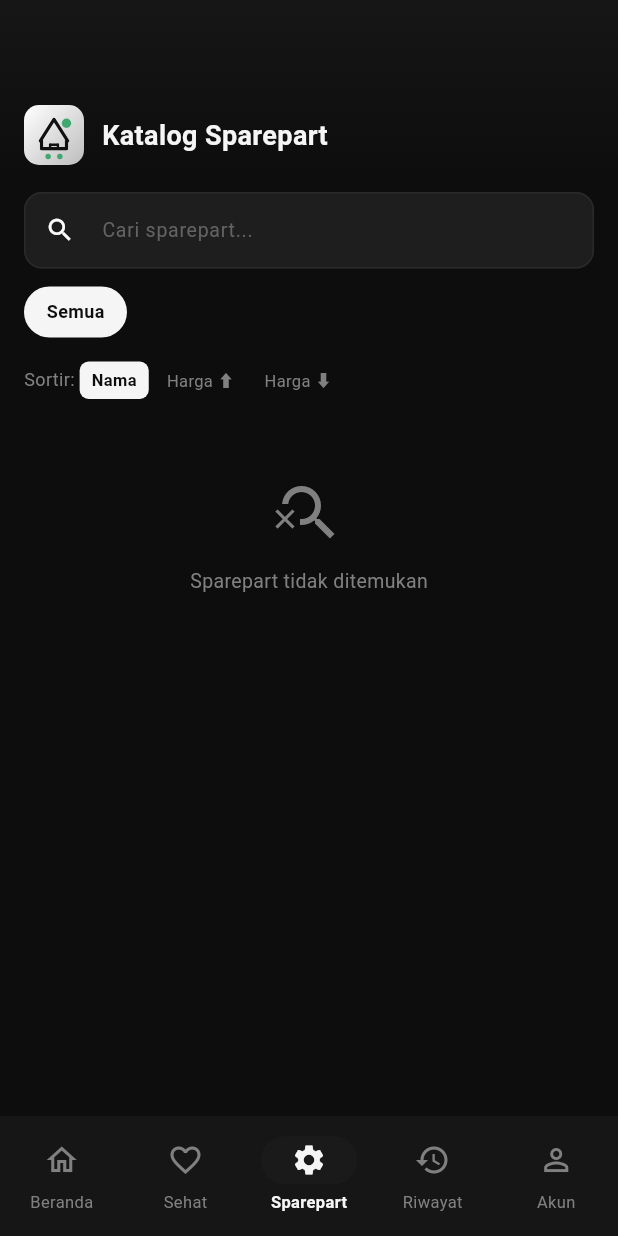
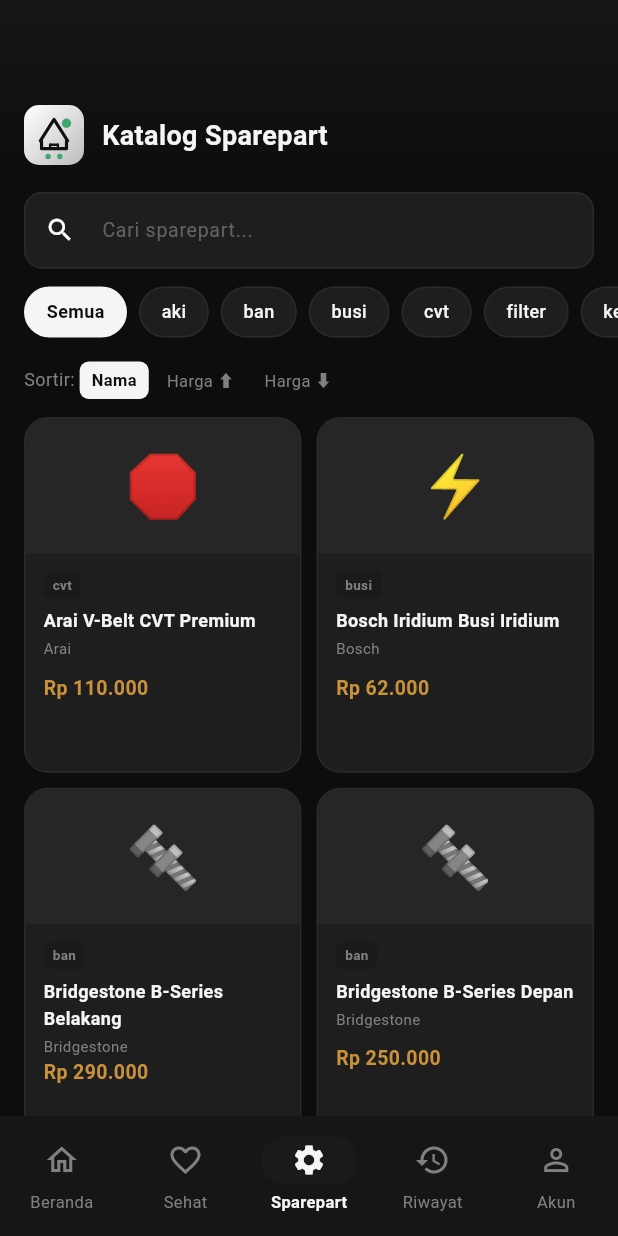
Before and after one commit to Abaimann/BuildHauss, a Flutter app: the PartsCatalogScreen screen opened by its route, on a phone screen of 412 x 824 dp. Run offline on Flutter 3.47's test engine with Material 3 defaults, Android fonts, the phone set to English and light mode, and no system bars; our stand-ins replace drift, drift_flutter, flutter_riverpod, go_router, shared_preferences; accounts and stored records are empty; generated files the repository leaves out were written again.

Commit message:
fix: UI overflow, navigation routes, sparepart catalog, and database seeding

```diff
--- a/lib/core/database/app_database.dart
+++ b/lib/core/database/app_database.dart
@@ -32,7 +32,7 @@
   AppDatabase([QueryExecutor? executor]) : super(executor ?? _openConnection());
 
   @override
-  int get schemaVersion => 1;
+  int get schemaVersion => 2;
 
   static QueryExecutor _openConnection() {
     return driftDatabase(name: 'buildhaus_db');
@@ -45,9 +45,13 @@
         await m.createAll();
         await _seedComponentTypes();
         await _seedDefaultSettings();
+        await _seedSpareparts();
       },
       onUpgrade: (Migrator m, int from, int to) async {
-        // Future migrations here
+        // Seed spareparts on first upgrade to schema v2+
+        if (from < 2) {
+          await _seedSpareparts();
+        }
       },
     );
   }
@@ -82,6 +86,99 @@
 
     for (final c in components) {
       await into(componentTypes).insert(c, mode: InsertMode.insertOrIgnore);
+    }
+  }
+
+  Future<void> _seedSpareparts() async {
+    final items = [
+      // Oli Mesin
+      SparepartsCompanion.insert(name: 'Pertamina Enduro 4T Max 10W-40', category: 'oli', referencePrice: const Value(42000), brand: const Value('Pertamina'), partNumber: const Value('SC-SAE10W40')),
+      SparepartsCompanion.insert(name: 'Castrol Activ 4T 10W-40', category: 'oli', referencePrice: const Value(55000), brand: const Value('Castrol'), partNumber: const Value('CA-4T10W40')),
+      SparepartsCompanion.insert(name: 'Shell Advance AX7 10W-40', category: 'oli', referencePrice: const Value(58000), brand: const Value('Shell'), partNumber: const Value('SH-AX7')),
+      SparepartsCompanion.insert(name: 'Federal Super 4T 10W-40', category: 'oli', referencePrice: const Value(38000), brand: const Value('Federal'), partNumber: const Value('FD-4T40')),
+      SparepartsCompanion.insert(name: 'Yamaha Yamalube 4T 10W-40', category: 'oli', referencePrice: const Value(65000), brand: const Value('Yamaha'), partNumber: const Value('YM-4T40')),
+      SparepartsCompanion.insert(name: 'Honda Aoil 4T 10W-30', category: 'oli', referencePrice: const Value(48000), brand: const Value('Honda'), partNumber: const Value('HN-AOIL')),
+      SparepartsCompanion.insert(name: 'Motul 3100 4T 10W-40', category: 'oli', referencePrice: const Value(95000), brand: const Value('Motul'), partNumber: const Value('MT-3100')),
+      SparepartsCompanion.insert(name: 'Repsol Moto 4T 10W-40', category: 'oli', referencePrice: const Value(72000), brand: const Value('Repsol'), partNumber: const Value('RP-MOTO')),
+
+      // Kampas Rem
+      SparepartsCompanion.insert(name: 'Kampas Rem Depan Honda Beat', category: 'rem', referencePrice: const Value(35000), brand: const Value('astra'), partNumber: const Value('AS-BTFR')),
+      SparepartsCompanion.insert(name: 'Kampas Rem Belakang Honda Beat', category: 'rem', referencePrice: const Value(28000), brand: const Value('astra'), partNumber: const Value('AS-BTBR')),
+      SparepartsCompanion.insert(name: 'Kampas Rem Depan Yamaha NMAX', category: 'rem', referencePrice: const Value(55000), brand: const Value('Nissin'), partNumber: const Value('NS-NMAXFR')),
+      SparepartsCompanion.insert(name: 'Kampas Rem Belakang Yamaha NMAX', category: 'rem', referencePrice: const Value(42000), brand: const Value('Nissin'), partNumber: const Value('NS-NMAXBR')),
+      SparepartsCompanion.insert(name: 'Kampas Rem Depan Honda Vario', category: 'rem', referencePrice: const Value(48000), brand: const Value('akebono'), partNumber: const Value('AK-VarioFR')),
+      SparepartsCompanion.insert(name: 'Kampas Rem Universal Motor', category: 'rem', referencePrice: const Value(22000), brand: const Value('generic'), partNumber: const Value('GEN-REM')),
+
+      // Busi
+      SparepartsCompanion.insert(name: 'NGK CPR8EA-9 Busi Iridium', category: 'busi', referencePrice: const Value(55000), brand: const Value('NGK'), partNumber: const Value('NGK-CPR8EA9')),
+      SparepartsCompanion.insert(name: 'NGK CR7HSA Busi Standard', category: 'busi', referencePrice: const Value(25000), brand: const Value('NGK'), partNumber: const Value('NGK-CR7HSA')),
+      SparepartsCompanion.insert(name: 'Denso U22FER9 Busi Iridium', category: 'busi', referencePrice: const Value(48000), brand: const Value('Denso'), partNumber: const Value('DN-U22FER9')),
+      SparepartsCompanion.insert(name: 'Denso W24ESR Busi Standard', category: 'busi', referencePrice: const Value(28000), brand: const Value('Denso'), partNumber: const Value('DN-W24ESR')),
+      SparepartsCompanion.insert(name: 'Bosch Iridium Busi Iridium', category: 'busi', referencePrice: const Value(62000), brand: const Value('Bosch'), partNumber: const Value('BS-IRI')),
+      SparepartsCompanion.insert(name: 'Honda Genuine Busi', category: 'busi', referencePrice: const Value(35000), brand: const Value('Honda'), partNumber: const Value('HN-BUSI')),
+
+      // Filter Udara
+      SparepartsCompanion.insert(name: 'Filter Udara Honda Beat', category: 'filter', referencePrice: const Value(28000), brand: const Value('Honda'), partNumber: const Value('HN-BEATFL')),
+      SparepartsCompanion.insert(name: 'Filter Udara Yamaha NMAX', category: 'filter', referencePrice: const Value(45000), brand: const Value('Yamaha'), partNumber: const Value('YM-NMAXFL')),
+      SparepartsCompanion.insert(name: 'Filter Udara Honda Vario 125/150', category: 'filter', referencePrice: const Value(32000), brand: const Value('Honda'), partNumber: const Value('HN-VARFL')),
+      SparepartsCompanion.insert(name: 'Filter Udara Yamaha Aerox', category: 'filter', referencePrice: const Value(38000), brand: const Value('Yamaha'), partNumber: const Value('YM-AEROFL')),
+      SparepartsCompanion.insert(name: 'Filter Udara Universal', category: 'filter', referencePrice: const Value(18000), brand: const Value('generic'), partNumber: const Value('GEN-URFL')),
+      SparepartsCompanion.insert(name: 'Filter Udara Honda Scoopy', category: 'filter', referencePrice: const Value(25000), brand: const Value('Honda'), partNumber: const Value('HN-SCPFL')),
+
+      // Ban
+      SparepartsCompanion.insert(name: 'IRC Tire SS-590 Depan 70/90-17', category: 'ban', referencePrice: const Value(195000), brand: const Value('IRC'), partNumber: const Value('IRC-SS590F')),
+      SparepartsCompanion.insert(name: 'IRC Tire NH-210 Belakang 80/90-17', category: 'ban', referencePrice: const Value(220000), brand: const Value('IRC'), partNumber: const Value('IRC-NH210B')),
+      SparepartsCompanion.insert(name: 'Michelin City Pro Depan 70/90-17', category: 'ban', referencePrice: const Value(280000), brand: const Value('Michelin'), partNumber: const Value('MC-CITYF')),
+      SparepartsCompanion.insert(name: 'Michelin City Pro Belakang 80/90-17', category: 'ban', referencePrice: const Value(320000), brand: const Value('Michelin'), partNumber: const Value('MC-CITYB')),
+      SparepartsCompanion.insert(name: 'Pirelli Diablo Scooter Depan', category: 'ban', referencePrice: const Value(350000), brand: const Value('Pirelli'), partNumber: const Value('PR-SCOOTF')),
+      SparepartsCompanion.insert(name: 'Pirelli Diablo Scooter Belakang', category: 'ban', referencePrice: const Value(380000), brand: const Value('Pirelli'), partNumber: const Value('PR-SCOOTB')),
+      SparepartsCompanion.insert(name: 'Bridgestone B-Series Depan', category: 'ban', referencePrice: const Value(250000), brand: const Value('Bridgestone'), partNumber: const Value('BT-BSF')),
+      SparepartsCompanion.insert(name: 'Bridgestone B-Series Belakang', category: 'ban', referencePrice: const Value(290000), brand: const Value('Bridgestone'), partNumber: const Value('BT-BSB')),
+
+      // Aki
+      SparepartsCompanion.insert(name: 'Yuasa YTZ10S Aki MF', category: 'aki', referencePrice: const Value(480000), brand: const Value('Yuasa'), partNumber: const Value('YU-TZ10S')),
+      SparepartsCompanion.insert(name: 'GS Astra MF Battery 5Ah', category: 'aki', referencePrice: const Value(380000), brand: const Value('GS Astra'), partNumber: const Value('GS-MF5Ah')),
+      SparepartsCompanion.insert(name: 'Honda Aki MF 5Ah', category: 'aki', referencePrice: const Value(420000), brand: const Value('Honda'), partNumber: const Value('HN-AKIMF5')),
+      SparepartsCompanion.insert(name: 'Yuasa YB16AL-A2 Aki Konvensional', category: 'aki', referencePrice: const Value(280000), brand: const Value('Yuasa'), partNumber: const Value('YU-YB16AL')),
+      SparepartsCompanion.insert(name: 'Incoe MF Battery 5Ah', category: 'aki', referencePrice: const Value(320000), brand: const Value('Incoe'), partNumber: const Value('IC-MF5Ah')),
+
+      // Rantai Kit
+      SparepartsCompanion.insert(name: 'TK Chain 428H-110 Rantai Kit', category: 'rantai', referencePrice: const Value(95000), brand: const Value('TK Chain'), partNumber: const Value('TK-428H110')),
+      SparepartsCompanion.insert(name: 'RK 428GF-110 Rantai Kit', category: 'rantai', referencePrice: const Value(120000), brand: const Value('RK Chain'), partNumber: const Value('RK-428GF')),
+      SparepartsCompanion.insert(name: 'DID 428VX-110 Rantai Kit', category: 'rantai', referencePrice: const Value(180000), brand: const Value('DID'), partNumber: const Value('DD-428VX')),
+      SparepartsCompanion.insert(name: 'Tahan Lama 415-108 Rantai Kit', category: 'rantai', referencePrice: const Value(75000), brand: const Value('Tahan Lama'), partNumber: const Value('TL-415108')),
+      SparepartsCompanion.insert(name: 'Gear Depan 15 Gigi', category: 'rantai', referencePrice: const Value(35000), brand: const Value('generic'), partNumber: const Value('GEN-GF15')),
+      SparepartsCompanion.insert(name: 'Gear Belakang 38 Gigi', category: 'rantai', referencePrice: const Value(55000), brand: const Value('generic'), partNumber: const Value('GEN-GB38')),
+
+      // V-Belt / CVT
+      SparepartsCompanion.insert(name: 'V-Belt Honda Beat Original', category: 'cvt', referencePrice: const Value(85000), brand: const Value('Honda'), partNumber: const Value('HN-BEATVB')),
+      SparepartsCompanion.insert(name: 'V-Belt Yamaha NMAX Original', category: 'cvt', referencePrice: const Value(120000), brand: const Value('Yamaha'), partNumber: const Value('YM-NMAXVB')),
+      SparepartsCompanion.insert(name: 'Dayco V-Belt Hyperflex', category: 'cvt', referencePrice: const Value(95000), brand: const Value('Dayco'), partNumber: const Value('DC-HYPER')),
+      SparepartsCompanion.insert(name: 'Mitsubishi V-Belt', category: 'cvt', referencePrice: const Value(72000), brand: const Value('Mitsubishi'), partNumber: const Value('MC-VBELT')),
+      SparepartsCompanion.insert(name: 'Arai V-Belt CVT Premium', category: 'cvt', referencePrice: const Value(110000), brand: const Value('Arai'), partNumber: const Value('AR-CVTPREM')),
+
+      // Shock Absorber
+      SparepartsCompanion.insert(name: 'Showa Shock Depan Honda Beat', category: 'shock', referencePrice: const Value(380000), brand: const Value('Showa'), partNumber: const Value('SH-BEATSF')),
+      SparepartsCompanion.insert(name: 'Kayaba Shock Depan Yamaha NMAX', category: 'shock', referencePrice: const Value(520000), brand: const Value('Kayaba'), partNumber: const Value('KY-NMAXSF')),
+      SparepartsCompanion.insert(name: 'S1 Shock Belakang Universal', category: 'shock', referencePrice: const Value(280000), brand: const Value('S1'), partNumber: const Value('S1-UNISB')),
+      SparepartsCompanion.insert(name: 'Toni Shock Belakang Motor Bebek', category: 'shock', referencePrice: const Value(180000), brand: const Value('Toni'), partNumber: const Value('TN-BEKB')),
+      SparepartsCompanion.insert(name: 'Showalter Rear Shock Honda Vario', category: 'shock', referencePrice: const Value(450000), brand: const Value('Showalter'), partNumber: const Value('SW-VARSB')),
+
+      // Kopling
+      SparepartsCompanion.insert(name: 'Kampas Kopling Honda Supra', category: 'kopling', referencePrice: const Value(42000), brand: const Value('Honda'), partNumber: const Value('HN-SUPRAKL')),
+      SparepartsCompanion.insert(name: 'Plat Kopling Yamaha Mio', category: 'kopling', referencePrice: const Value(55000), brand: const Value('Yamaha'), partNumber: const Value('YM-MIOKL')),
+      SparepartsCompanion.insert(name: 'Kampas Kopling Universal Motor', category: 'kopling', referencePrice: const Value(28000), brand: const Value('generic'), partNumber: const Value('GEN-KL')),
+      SparepartsCompanion.insert(name: 'Pulley Kit Honda Beat', category: 'kopling', referencePrice: const Value(220000), brand: const Value('Honda'), partNumber: const Value('HN-BEATPK')),
+
+      // Kelistrikan
+      SparepartsCompanion.insert(name: 'Koil Pengapian Honda Beat', category: 'kelistrikan', referencePrice: const Value(85000), brand: const Value('Honda'), partNumber: const Value('HN-BEATCL')),
+      SparepartsCompanion.insert(name: 'Starter Motor Honda Beat', category: 'kelistrikan', referencePrice: const Value(380000), brand: const Value('Honda'), partNumber: const Value('HN-BEATSM')),
+      SparepartsCompanion.insert(name: 'Regulator Rectifier Universal', category: 'kelistrikan', referencePrice: const Value(95000), brand: const Value('generic'), partNumber: const Value('GEN-REG')),
+      SparepartsCompanion.insert(name: 'Relay Starter Motor', category: 'kelistrikan', referencePrice: const Value(45000), brand: const Value('generic'), partNumber: const Value('GEN-RELAY')),
+    ];
+
+    for (final s in items) {
+      await into(spareparts).insert(s, mode: InsertMode.insertOrIgnore);
     }
   }
 
--- a/lib/core/router/app_router.dart
+++ b/lib/core/router/app_router.dart
@@ -72,6 +72,7 @@
     GoRoute(path: '/licenses', builder: (_, __) => const BudgetScreen()),
     GoRoute(path: '/complaints', builder: (_, __) => const ComplaintsScreen()),
     GoRoute(path: '/complaints/new', builder: (_, __) => const NewComplaintScreen()),
+    GoRoute(path: '/history/add', builder: (_, __) => const AddServiceScreen()),
     GoRoute(path: '/complaints/:id', builder: (_, state) => ComplaintDetailScreen(complaintId: int.parse(state.pathParameters['id']!))),
     GoRoute(path: '/ai-chat', builder: (_, __) => const AiAssistantScreen()),
     GoRoute(path: '/ai-model', builder: (_, __) => const AiModelManagerScreen()),
--- a/lib/features/account/presentation/screens/account_screen.dart
+++ b/lib/features/account/presentation/screens/account_screen.dart
@@ -358,6 +358,7 @@
               final db = ref.read(databaseProvider);
               await db.deleteMotorcycle(motorcycle.id);
               ref.invalidate(motorcyclesProvider);
+              ref.invalidate(activeMotorcycleProvider);
             },
             style: ElevatedButton.styleFrom(backgroundColor: BuildHausTheme.danger, minimumSize: const Size(0, 44)),
             child: const Text('Hapus'),
--- a/lib/features/health/presentation/screens/health_screen.dart
+++ b/lib/features/health/presentation/screens/health_screen.dart
@@ -35,7 +35,7 @@
                 ),
                 const SizedBox(height: 24),
                 ElevatedButton(
-                  onPressed: () => context.go('/'),
+                  onPressed: () => context.go('/home'),
                   child: const Text('Ke Beranda'),
                 ),
               ],
--- a/lib/features/motorcycles/presentation/screens/add_motorcycle_screen.dart
+++ b/lib/features/motorcycles/presentation/screens/add_motorcycle_screen.dart
@@ -240,6 +240,7 @@
 
       // Refresh providers
       ref.invalidate(motorcyclesProvider);
+      ref.invalidate(activeMotorcycleProvider);
       final newMotor = await db.getMotorcycle(motorId);
       if (newMotor != null) {
         await ref.read(activeMotorcycleProvider.notifier).setActiveMotorcycle(newMotor);
--- a/lib/features/motorcycles/presentation/screens/edit_motorcycle_screen.dart
+++ b/lib/features/motorcycles/presentation/screens/edit_motorcycle_screen.dart
@@ -232,6 +232,7 @@
       final db = ref.read(databaseProvider);
       await db.deleteMotorcycle(widget.id);
       ref.invalidate(motorcyclesProvider);
+      ref.invalidate(activeMotorcycleProvider);
       await ref.read(activeMotorcycleProvider.notifier).refresh();
       if (mounted) {
         context.go('/home');
--- a/lib/features/parts/presentation/screens/parts_catalog_screen.dart
+++ b/lib/features/parts/presentation/screens/parts_catalog_screen.dart
@@ -263,8 +263,11 @@
             ),
             Padding(
               padding: const EdgeInsets.all(12),
+              child: SizedBox(
+                height: 88,
                 child: Column(
                   crossAxisAlignment: CrossAxisAlignment.start,
+                  mainAxisSize: MainAxisSize.min,
                   children: [
                     Container(
                       padding: const EdgeInsets.symmetric(horizontal: 6, vertical: 2),
@@ -280,6 +283,7 @@
                     const Spacer(),
                     Text(priceText, style: TextStyle(fontWeight: FontWeight.bold, fontSize: 13, color: BuildHausTheme.warn)),
                   ],
+                ),
               ),
             ),
           ],
--- a/lib/main.dart
+++ b/lib/main.dart
@@ -1,10 +1,14 @@
 import 'package:flutter/material.dart';
 import 'package:flutter/services.dart';
 import 'package:flutter_riverpod/flutter_riverpod.dart';
+import 'package:intl/date_symbol_data_local.dart';
 import 'app/app.dart';
 
 void main() async {
   WidgetsFlutterBinding.ensureInitialized();
+
+  // Initialize intl locale data for Indonesian date formatting
+  await initializeDateFormatting('id_ID');
 
   // Set preferred orientations
   await SystemChrome.setPreferredOrientations([
```
Also changed, not shown: lib/features/history/presentation/screens/history_screen.dart (+233 -207 lines), lib/features/home/presentation/screens/home_screen.dart (+25 -11 lines). Lines whose indentation alone changed are shown as unchanged.
